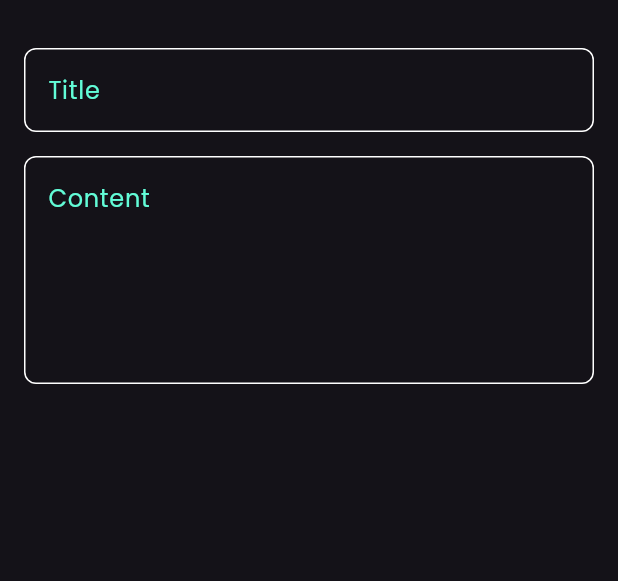
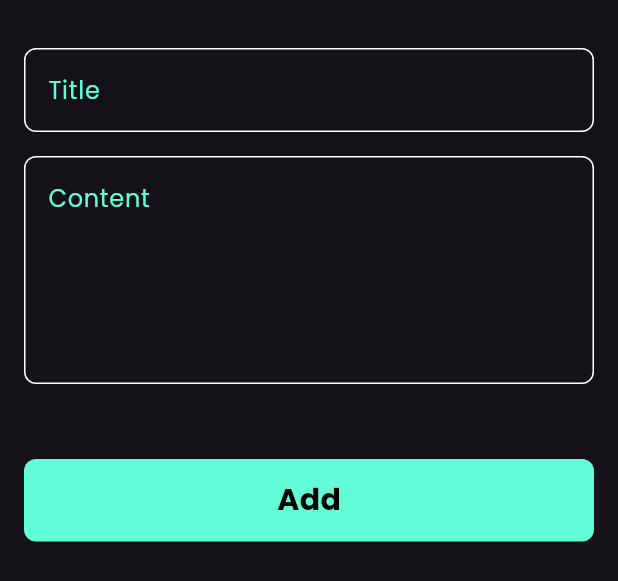
Before and after one commit to Ziad112002/notes_app, a Flutter app: the AddNoteBottomSheet widget shown alone on an empty page, opened directly, on a phone screen of 412 x 824 dp. Shown: the top 581 px of the screen. Run offline on Flutter 3.47's test engine with Material 3 defaults, Android fonts, the phone set to English and light mode, and no system bars.

Commit message:
finish notes bottom sheet

```diff
--- a/lib/widgets/add_note_bottom_sheet.dart
+++ b/lib/widgets/add_note_bottom_sheet.dart
@@ -1,13 +1,14 @@
 import 'package:flutter/material.dart';
+import 'package:notes_app/widgets/custom_button.dart';
 import 'package:notes_app/widgets/custom_text_field.dart';
 
 class AddNoteBottomSheet extends StatelessWidget {
   const AddNoteBottomSheet({super.key});
-
   @override
   Widget build(BuildContext context) {
     return const Padding(
       padding: EdgeInsets.symmetric(horizontal: 16.0),
+      child: SingleChildScrollView(
         child: Column(
           children: [
             SizedBox(
@@ -22,8 +23,16 @@ class AddNoteBottomSheet extends StatelessWidget {
             CustomTextField(
               hint: 'Content',
               maxLines: 5,
-          )
+            ),
+            SizedBox(
+              height: 50,
+            ),
+            CustomButton(),
+            SizedBox(
+              height: 32,
+            ),
           ],
+        ),
       ),
     );
   }
--- /dev/null
+++ b/lib/widgets/custom_button.dart
@@ -0,0 +1,23 @@
+import 'package:flutter/material.dart';
+import 'package:notes_app/constants.dart';
+
+class CustomButton extends StatelessWidget {
+  const CustomButton({super.key});
+
+  @override
+  Widget build(BuildContext context) {
+    return Container(
+      width: MediaQuery.of(context).size.width,
+      height: 55,
+      decoration: BoxDecoration(
+          color: kPrimaryColor, borderRadius: BorderRadius.circular(8)),
+      child: const Center(
+        child: Text(
+          'Add',
+          style: TextStyle(
+              fontSize: 20, color: Colors.black, fontWeight: FontWeight.bold),
+        ),
+      ),
+    );
+  }
+}
```
Lines whose indentation alone changed are shown as unchanged.
